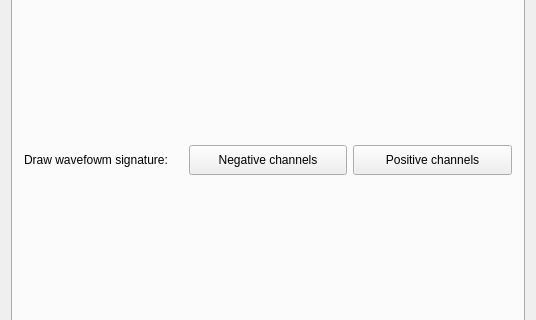
Qt form GUI/mainwindow.ui (andrmor/TRB3reader) before a commit; both pictures show x 0 to 536 and y 187 to 507 of the 536 by 680 pixel window.
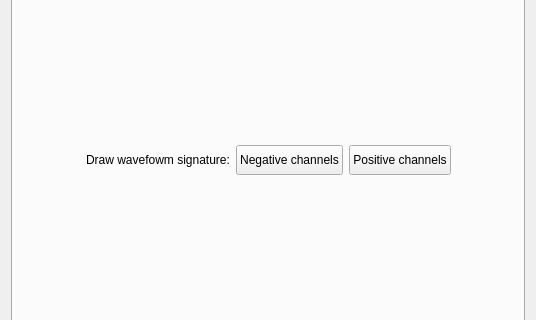
The same form after that commit. The open tabs and pages were chosen to show the change.

```diff
--- a/GUI/mainwindow.ui
+++ b/GUI/mainwindow.ui
@@ -2452,6 +2452,19 @@
        <layout class="QVBoxLayout" name="verticalLayout_19">
         <item>
          <layout class="QHBoxLayout" name="horizontalLayout_15">
+          <item>
+           <spacer name="horizontalSpacer_28">
+            <property name="orientation">
+             <enum>Qt::Horizontal</enum>
+            </property>
+            <property name="sizeHint" stdset="0">
+             <size>
+              <width>40</width>
+              <height>20</height>
+             </size>
+            </property>
+           </spacer>
+          </item>
           <item>
            <widget class="QLabel" name="label_33">
             <property name="text">
@@ -2485,6 +2498,19 @@
             </property>
            </widget>
           </item>
+          <item>
+           <spacer name="horizontalSpacer_27">
+            <property name="orientation">
+             <enum>Qt::Horizontal</enum>
+            </property>
+            <property name="sizeHint" stdset="0">
+             <size>
+              <width>40</width>
+              <height>20</height>
+             </size>
+            </property>
+           </spacer>
+          </item>
          </layout>
         </item>
        </layout>
```
Left out of the diff: 27 changed lines with no effect on the pictures. Lines whose indentation alone changed are shown as unchanged.
